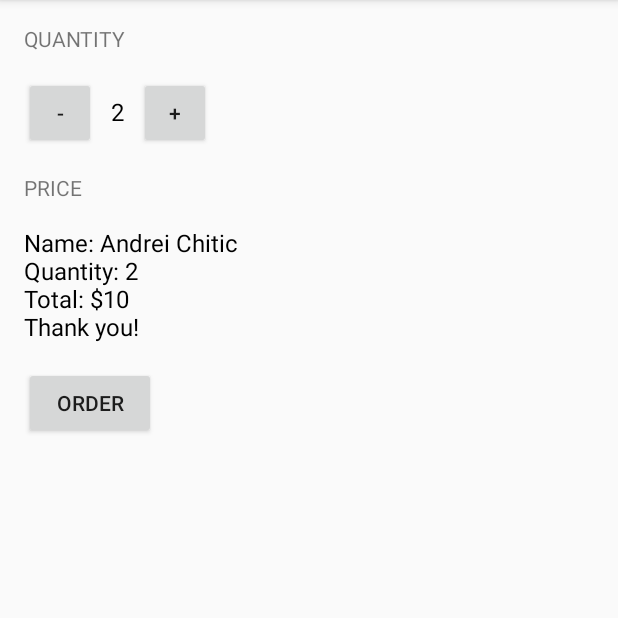
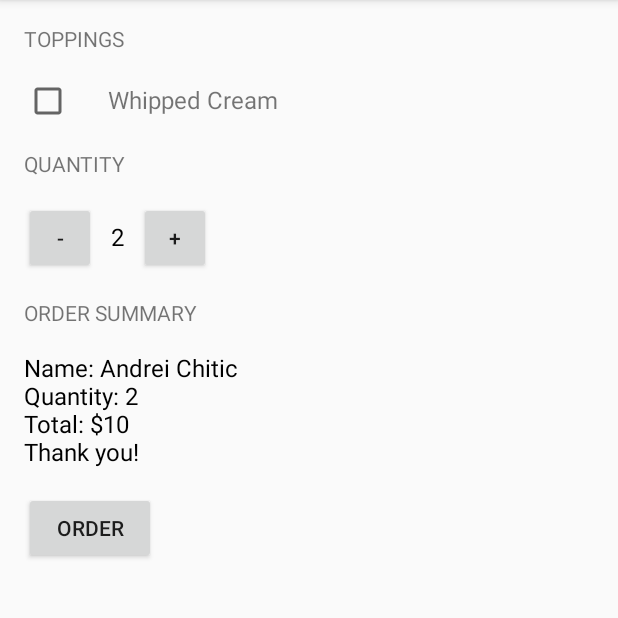
Before and after one commit to k0m0d0/JustJava, an Android app: the screen it shows after launch (MainActivity), after a tap on "ORDER", on a phone screen of 412 x 824 dp, the part 84-702 px from its top. Run offline under Robolectric (Android 15) with nearby library versions, the phone set to English and light mode, and no system bars.

Commit message:
Lesson 6-1

```diff
--- a/app/src/main/java/com/example/android/justjava/MainActivity.java
+++ b/app/src/main/java/com/example/android/justjava/MainActivity.java
@@ -6,10 +6,13 @@
  */
 package com.example.android.justjava;
 
+import android.graphics.Color;
 import android.os.Bundle;
 import android.support.v7.app.AppCompatActivity;
+import android.util.Log;
 import android.view.View;
 import android.widget.TextView;
+import android.widget.Toast;
 
 /**
  * This app displays an order form to order coffee.
@@ -31,10 +34,12 @@ public class MainActivity extends AppCompatActivity {
 
         int price = calculatePrice();
 
-        String priceMessage = "Total: $" + price;
-        priceMessage = priceMessage + "\nThank you!";
+        displayMessage(createOrderSummary(price));
 
-        displayMessage(createOrderSummary(price));
+        //Toast to01 = Toast.makeText(this,"Order created!",10);
+        //to01.show();
+
+        //Log.i("tag01","Bau! Bau! Bau! Here is your order!");
     }
 
 
@@ -44,7 +49,6 @@ public class MainActivity extends AppCompatActivity {
     public void increment(View view) {
         quantity = quantity + 1;
         displayQuantity(quantity);
-        //displayPrice(quantity * 5);
     }
 
     /**
@@ -72,8 +76,8 @@ public class MainActivity extends AppCompatActivity {
      */
 
     private void displayMessage(String message) {
-        TextView priceTextView = (TextView) findViewById(R.id.price_text_view);
-        priceTextView.setText(message);
+        TextView orderSummaryTextView = (TextView) findViewById(R.id.order_summary_text_view);
+        orderSummaryTextView.setText(message);
     }
 
 
@@ -89,10 +93,10 @@ public class MainActivity extends AppCompatActivity {
     /**
      * Creates a summary of the order
      *
-     *@param price is the price of the item ordered
-     *@return the summary
+     * @param price is the price of the item ordered
+     * @return the summary
      */
-    private String createOrderSummary (int price){
+    private String createOrderSummary(int price) {
         String summary = "Name: Andrei Chitic" + "\nQuantity: " + quantity + "\nTotal: $" + price + "\nThank you!";
         return summary;
     }
--- a/app/src/main/res/layout/activity_main.xml
+++ b/app/src/main/res/layout/activity_main.xml
@@ -6,6 +6,33 @@
     android:orientation="vertical"
     android:padding="16dp"
     tools:context="com.example.android.justjava.MainActivity">
+
+    <TextView
+        android:layout_width="wrap_content"
+        android:layout_height="wrap_content"
+        android:text="Toppings"
+        android:textAllCaps="true" />
+
+    <LinearLayout
+        android:layout_width="match_parent"
+        android:layout_height="wrap_content"
+        android:layout_marginBottom="16dp"
+        android:layout_marginTop="16dp"
+        android:orientation="horizontal">
+
+        <CheckBox
+            android:layout_width="wrap_content"
+            android:layout_height="wrap_content" />
+
+        <TextView
+            android:layout_width="wrap_content"
+            android:layout_height="wrap_content"
+            android:layout_marginLeft="24dp"
+            android:text="Whipped Cream"
+            android:textSize="16sp" />
+
+    </LinearLayout>
+
 
     <TextView
         android:layout_width="wrap_content"
@@ -51,15 +78,15 @@
         android:layout_width="wrap_content"
         android:layout_height="wrap_content"
         android:layout_marginTop="16dp"
-        android:text="Price"
+        android:text="Order summary"
         android:textAllCaps="true" />
 
     <TextView
-        android:id="@+id/price_text_view"
+        android:id="@+id/order_summary_text_view"
         android:layout_width="wrap_content"
         android:layout_height="wrap_content"
         android:layout_marginTop="16dp"
-        android:text="$10"
+        android:text="-"
         android:textColor="@android:color/black"
         android:textSize="16sp" />
 
```
